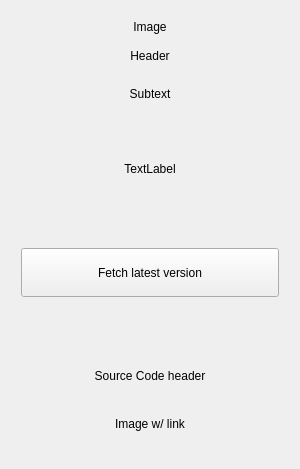
This is warmwelcome.ui in Bo0sted/phasmophobia-stopwatch-timer as Qt 5 draws it before an edit. The edited form follows.
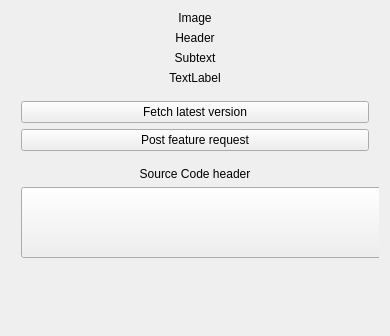
This is the edited form.

Commit message:
UI updates + disabled button based on 2 conditions
First condition is if there was a previous successful update check, button will be disabled. Next condition is if the current session checks for an update, then it also gets disabled.

What changed in the file:
```diff
--- a/warmwelcome.ui
+++ b/warmwelcome.ui
@@ -6,10 +6,16 @@
    <rect>
     <x>0</x>
     <y>0</y>
-    <width>300</width>
-    <height>469</height>
+    <width>390</width>
+    <height>336</height>
    </rect>
   </property>
+  <property name="maximumSize">
+   <size>
+    <width>390</width>
+    <height>16777215</height>
+   </size>
+  </property>
   <property name="windowTitle">
    <string>Welcome!</string>
   </property>
@@ -85,6 +91,8 @@
       <number>10</number>
      </property>
      <item>
+      <layout class="QVBoxLayout" name="verticalLayout_5">
+       <item>
       <widget class="QPushButton" name="refreshLatestVersionPushButton">
        <property name="sizePolicy">
         <sizepolicy hsizetype="Preferred" vsizetype="Preferred">
@@ -103,6 +111,15 @@
        </property>
       </widget>
      </item>
+       <item>
+        <widget class="QPushButton" name="pushButton">
+         <property name="text">
+          <string>Post feature request</string>
+         </property>
+        </widget>
+       </item>
+      </layout>
+     </item>
     </layout>
    </item>
    <item>
@@ -122,13 +139,56 @@
    <item>
     <layout class="QVBoxLayout" name="verticalLayout_4">
      <item>
+      <widget class="QStackedWidget" name="stackedWidget">
+       <property name="minimumSize">
+        <size>
+         <width>0</width>
+         <height>100</height>
+        </size>
+       </property>
+       <property name="currentIndex">
+        <number>0</number>
+       </property>
+       <widget class="QWidget" name="page_7">
+        <property name="statusTip">
+         <string notr="true"/>
+        </property>
       <widget class="QLabel" name="githubIconViewLabel">
+         <property name="geometry">
+          <rect>
+           <x>0</x>
+           <y>0</y>
+           <width>371</width>
+           <height>61</height>
+          </rect>
+         </property>
+         <property name="sizePolicy">
+          <sizepolicy hsizetype="Preferred" vsizetype="Preferred">
+           <horstretch>0</horstretch>
+           <verstretch>0</verstretch>
+          </sizepolicy>
+         </property>
        <property name="text">
         <string>Image w/ link</string>
        </property>
        <property name="alignment">
         <set>Qt::AlignmentFlag::AlignCenter</set>
        </property>
+        </widget>
+        <widget class="QPushButton" name="githubLabelTransparentPushButton">
+         <property name="geometry">
+          <rect>
+           <x>10</x>
+           <y>0</y>
+           <width>361</width>
+           <height>71</height>
+          </rect>
+         </property>
+         <property name="text">
+          <string/>
+         </property>
+        </widget>
+       </widget>
       </widget>
      </item>
     </layout>
```
Lines whose indentation alone changed are shown as unchanged. The commit also changes 5 other files.
